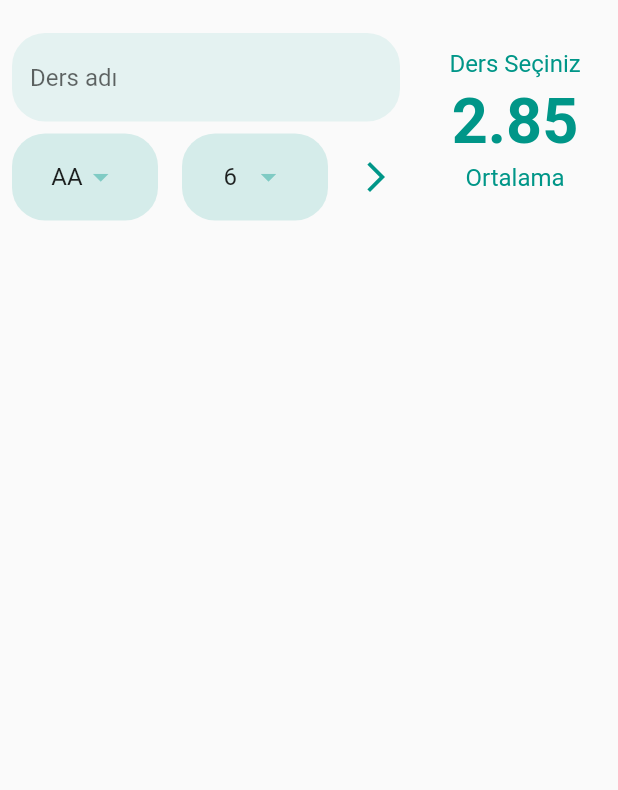
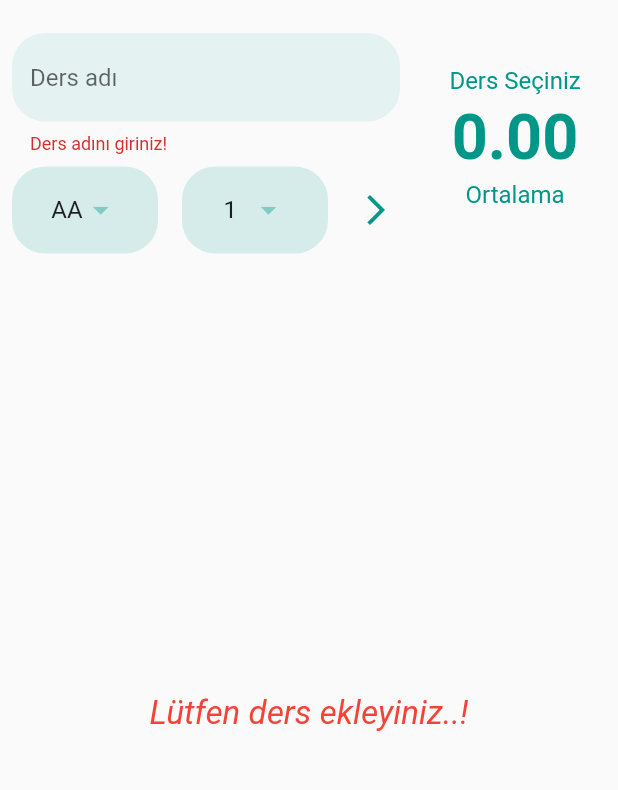
Before and after one commit to fahricandurucan/universite_ortalama_hesapalama, a Flutter app: the screen it shows after launch, after a tap on the "arrow forward ios" icon, on a phone screen of 412 x 824 dp, the part 63-853 px from its top. Run offline on Flutter 3.47's test engine with Material 2 defaults, Android fonts, the phone set to English and light mode, and no system bars; missing offline and left inert: dart:ffi.

Commit message:
final version of the list of lesson is did

```diff
--- a/lib/AverageCalculationPage.dart
+++ b/lib/AverageCalculationPage.dart
@@ -6,7 +6,10 @@ import 'package:universite_ortalama_hesapalama/constants/AppConstants.dart';
 import 'package:universite_ortalama_hesapalama/dataHelper/LessonCredit.dart';
 import 'package:universite_ortalama_hesapalama/dataHelper/LetterGrades.dart';
 import 'package:universite_ortalama_hesapalama/models/Lesson.dart';
+import 'package:universite_ortalama_hesapalama/widget/CreditDropdownWidget.dart';
 import 'package:universite_ortalama_hesapalama/widget/ShowAverageWidget.dart';
+
+import 'widget/LetterDropdownWidget.dart';
 
 class AverageCalculationPage extends StatefulWidget {
   const AverageCalculationPage({Key? key}) : super(key: key);
@@ -18,15 +21,15 @@ class AverageCalculationPage extends StatefulWidget {
 class _AverageCalculationPageState extends State<AverageCalculationPage> {
 
   var textController = TextEditingController();
-
   var formKey = GlobalKey<FormState>();
 
-  double valueLetter = 4;
-  int valueCredit = 6;
-
+  var girilenDeger = "";
   late String lessonName = "";
 
   List<Lesson> allLesson = [] ;
+  double average = 0.0;
+  double valueLetter = 4;
+  int valueCredit = 1;
 
 
   @override
@@ -40,6 +43,7 @@ class _AverageCalculationPageState extends State<AverageCalculationPage> {
   @override
   Widget build(BuildContext context) {
     return Scaffold(
+      resizeToAvoidBottomInset: false, //when we open keybor of emulator if we have error, this fixed
       appBar: AppBar(
         elevation: 0,
         backgroundColor: Colors.transparent, // there is no any colors for appbar
@@ -69,6 +73,19 @@ class _AverageCalculationPageState extends State<AverageCalculationPage> {
                                   ),
                                   hintText: "Ders adı",
                                 ),
+                                onSaved: (deger){
+                                  setState(() {
+                                    girilenDeger = deger!;
+                                  });
+                                },
+                                validator: (s){
+                                  if(s!.length<=0){
+                                    return "Ders adını giriniz!";
+                                  }
+                                  else{
+                                    return null;
+                                  }
+                                },
                               ),
                             ),
                             Row(
@@ -77,31 +94,40 @@ class _AverageCalculationPageState extends State<AverageCalculationPage> {
                                 Expanded(
                                     child: Padding(
                                       padding: EdgeInsets.symmetric(horizontal: 8),
-                                      child: buildLetterGrade(),
+                                      child: LetterDropdownWidget(
+                                        onLetterSelected: (deger){  //callBack funciton
+                                          valueLetter = deger;
+                                        },
+                                      ),
                                     ),
                                 ),
                                 Expanded(
                                     child: Padding(
                                       padding: EdgeInsets.symmetric(horizontal: 8),
-                                      child: buildLessonCredit(),
+                                      child: CreditDropdownWidget(
+                                        onCreditSelected: (deger){   //callBack
+                                          valueCredit = deger;
+                                        },
+                                      ),
                                     ),
                                 ),
                                 IconButton(
                                   color: AppConstants.mainColor,
                                   onPressed: (){
-                                    if(textController.text ==""){
-                                      return;
-                                    }
-                                    else{
+                                    if(formKey.currentState!.validate()){
+                                      formKey.currentState?.save();
                                       setState(() {
-                                        var lesson = Lesson(name: textController.text, letterGrade: valueLetter.toInt(), credit: valueCredit.toInt());
-                                        print("${textController.text} - $valueLetter -  $valueCredit");
+                                        var lesson = Lesson(name: girilenDeger, letterGrade: valueLetter.toInt(), credit: valueCredit.toInt());
                                         allLesson.add(lesson);
+                                        findAverage(allLesson);
+
                                         textController.text ="";
                                         valueLetter = 4;
                                         valueCredit = 1;
                                       });
                                     }
+
+
 
                                   },
                                   icon:Icon(Icons.arrow_forward_ios_sharp),
@@ -115,73 +141,69 @@ class _AverageCalculationPageState extends State<AverageCalculationPage> {
               ),
               Expanded(
                 flex: 1,
-                child: ShowAverageWidget(lesson: allLesson.length, average: 2.85),
+                child: ShowAverageWidget(lesson: allLesson.length, average: average),
               ),
             ],
           ),
           Expanded(
-            child: listOfLessons(),
+            child:
+            allLesson.length == 0 ?
+            Center(child:Text("Lütfen ders ekleyiniz..!",style: TextStyle(fontSize: 22,fontStyle: FontStyle.italic,color: Colors.red),))
+                : listOfLessons(),
           ),
         ],
       )
     );
   }
 
-  buildLetterGrade() {
-    return Container(
-      alignment: Alignment.center,
-      padding: EdgeInsets.symmetric(horizontal: 10,vertical: 5),
-      decoration: BoxDecoration(
-        color: AppConstants.mainColor.shade200.withOpacity(0.3),
-        borderRadius: BorderRadius.all(Radius.circular(22)),
-      ),
-      child: DropdownButton<double>(
-        value: valueLetter,
-        items: LetterGrades.letterOfAllLessons(),
-        iconEnabledColor: AppConstants.mainColor.shade200,
-        onChanged: (selected){
-          setState(() {
-            valueLetter = selected!;
-          });
-        },
-        underline: Container(),
-      ),
-    );
-  }
-
-  buildLessonCredit() {
-    return Container(
-      alignment: Alignment.center,
-      padding: EdgeInsets.symmetric(horizontal: 10,vertical: 5),
-      decoration: BoxDecoration(
-        color: AppConstants.mainColor.shade200.withOpacity(0.3),
-        borderRadius: BorderRadius.all(Radius.circular(22)),
-      ),
-      child: DropdownButton<int>(
-        value: valueCredit,
-        items: LessonCredit.allLessonCredit(),
-        iconEnabledColor: AppConstants.mainColor.shade200,
-        onChanged: (selected){
-          setState(() {
-            valueCredit = selected!;
-          });
-        },
-        underline: Container(),
-      ),
-    );
-  }
-
-  listOfLessons() {
+  Widget listOfLessons() {
+    // List<Lesson> allLessonCopy = allLesson;
     return ListView.builder(
       itemCount: allLesson.length,
       itemBuilder: (context, index){
         var lesson = allLesson[index];
-        return ListTile(
-          leading: CircleAvatar(child: Text("${(lesson.credit*lesson.letterGrade).toInt()}"),),
-          title: Text(lesson.name),
-          subtitle: Text("${lesson.credit} Kredi, Not Değeri ${lesson.letterGrade}"),
+        return Dismissible(
+            key: UniqueKey(),
+            direction: DismissDirection.startToEnd,
+            onDismissed: (x){
+              setState(() {
+                allLesson.removeAt(index);
+                findAverage(allLesson);
+              });
+            },
+            child: Padding(
+              padding: const EdgeInsets.all(3),
+              child: Card(
+                shadowColor: AppConstants.mainColor,
+                elevation: 3,
+                child: ListTile(
+                  leading: CircleAvatar(child: Text("${(lesson.credit*lesson.letterGrade).toInt()}"),),
+                  title: Text(lesson.name),
+                  subtitle: Text("${lesson.credit} Kredi, Not Değeri ${lesson.letterGrade}"),
+                ),
+              ),
+            ),
         );
       },
     );
   }
+  void findAverage(List<Lesson> list) {
+    double sum = 0;
+    int sumOfCredit = 0;
+    for(int i =0;i<list.length;i++){
+      print(list[i].name);
+      sum += (list[i].credit*list[i].letterGrade);
+      sumOfCredit += list[i].credit;
+    }
+    if(list.isEmpty){
+      average = 0;
+    }
+    else{
+      average = sum/sumOfCredit;
+    }
+
+
+
+  }
+
 }
--- /dev/null
+++ b/lib/widget/CreditDropdownWidget.dart
@@ -0,0 +1,43 @@
+import 'package:flutter/material.dart';
+import 'package:universite_ortalama_hesapalama/constants/AppConstants.dart';
+
+import '../dataHelper/LessonCredit.dart';
+
+class CreditDropdownWidget extends StatefulWidget {
+
+  late final Function onCreditSelected;  //callBack
+
+  CreditDropdownWidget({required this.onCreditSelected});
+
+  @override
+  _CreditDropdownWidgetState createState() => _CreditDropdownWidgetState();
+}
+
+class _CreditDropdownWidgetState extends State<CreditDropdownWidget> {
+
+  int valueCredit = 1;
+
+  @override
+  Widget build(BuildContext context) {
+    return Container(
+      alignment: Alignment.center,
+      padding: EdgeInsets.symmetric(horizontal: 10,vertical: 5),
+      decoration: BoxDecoration(
+        color: AppConstants.mainColor.shade200.withOpacity(0.3),
+        borderRadius: BorderRadius.all(Radius.circular(22)),
+      ),
+      child: DropdownButton<int>(
+        value: valueCredit,
+        items: LessonCredit.allLessonCredit(),
+        iconEnabledColor: AppConstants.mainColor.shade200,
+        onChanged: (selected){
+          setState(() {
+            valueCredit = selected!;
+            widget.onCreditSelected(valueCredit);   //callBack
+          });
+        },
+        underline: Container(),
+      ),
+    );
+  }
+}
--- /dev/null
+++ b/lib/widget/LetterDropdownWidget.dart
@@ -0,0 +1,44 @@
+import 'package:flutter/material.dart';
+
+import '../constants/AppConstants.dart';
+import '../dataHelper/LetterGrades.dart';
+
+class LetterDropdownWidget extends StatefulWidget {
+
+  late final Function onLetterSelected;  //callBack
+
+  LetterDropdownWidget({required this.onLetterSelected});
+
+  @override
+  _LetterDropdownWidgetState createState() => _LetterDropdownWidgetState();
+}
+
+class _LetterDropdownWidgetState extends State<LetterDropdownWidget> {
+
+  double valueLetter = 4;
+
+
+  @override
+  Widget build(BuildContext context) {
+    return Container(
+      alignment: Alignment.center,
+      padding: EdgeInsets.symmetric(horizontal: 10,vertical: 5),
+      decoration: BoxDecoration(
+        color: AppConstants.mainColor.shade200.withOpacity(0.3),
+        borderRadius: BorderRadius.all(Radius.circular(22)),
+      ),
+      child: DropdownButton<double>(
+        value: valueLetter,
+        items: LetterGrades.letterOfAllLessons(),
+        iconEnabledColor: AppConstants.mainColor.shade200,
+        onChanged: (selected){
+          setState(() {
+            valueLetter = selected!;
+            widget.onLetterSelected(valueLetter);  //callBack
+          });
+        },
+        underline: Container(),
+      ),
+    );
+  }
+}
--- a/lib/widget/ShowAverageWidget.dart
+++ b/lib/widget/ShowAverageWidget.dart
@@ -1,13 +1,29 @@
 import 'package:flutter/material.dart';
-import 'package:universite_ortalama_hesapalama/constants/AppConstants.dart';
 
-class ShowAverageWidget extends StatelessWidget {
+import '../constants/AppConstants.dart';
+import '../models/Lesson.dart';
+
+class ShowAverageWidget extends StatefulWidget {
 
   late int lesson;
+  // late List<Lesson> list;
   late double average;
 
+  // double average = 0;
   ShowAverageWidget({required this.lesson,required this.average});
 
+  @override
+  _ShowAverageWidgetState createState() => _ShowAverageWidgetState();
+}
+
+class _ShowAverageWidgetState extends State<ShowAverageWidget> {
+
+  @override
+  void initState() {
+    // TODO: implement initState
+    super.initState();
+    // findAverage(widget.list);
+  }
 
   @override
   Widget build(BuildContext context) {
@@ -15,17 +31,26 @@ class ShowAverageWidget extends StatelessWidget {
       child: Column(
         mainAxisAlignment: MainAxisAlignment.spaceBetween,
         children: [
-          lesson > 0 ?
-          Text("${lesson} ders girildi",style: TextStyle(fontSize: 16,color: AppConstants.mainColor),)
+          widget.lesson > 0 ?
+          Text("${widget.lesson} ders girildi",style: TextStyle(fontSize: 16,color: AppConstants.mainColor),)
               :
           Text("Ders Seçiniz",style: TextStyle(fontSize: 16,color: AppConstants.mainColor),),
           Padding(
             padding: EdgeInsets.only(top: 4,bottom: 4),
-            child: Text("${average.toStringAsFixed(2)}",style: TextStyle(fontSize: 42,fontWeight: FontWeight.bold,color: AppConstants.mainColor),),
+            child: Text("${widget.average.toStringAsFixed(2)}",style: TextStyle(fontSize: 42,fontWeight: FontWeight.bold,color: AppConstants.mainColor),),
           ),
           Text("Ortalama",style: TextStyle(fontSize: 16,color: AppConstants.mainColor),),
         ],
       ),
     );
   }
+  // void findAverage(List<Lesson> list) {
+  //   double sum = 0;
+  //   for(int i =0;i<list.length-1;i++){
+  //     sum += list[i].credit;
+  //   }
+  //   widget.average = sum/list.length;
+  //   print("averageee" + widget.average.toString());
+  //
+  // }
 }
```
